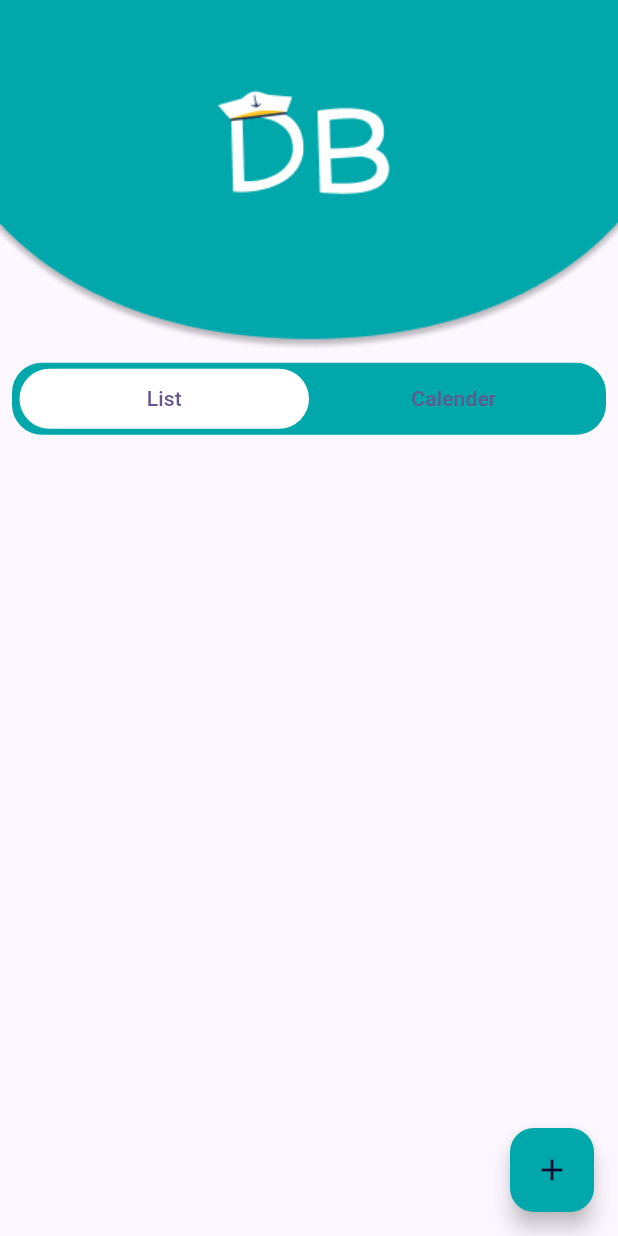
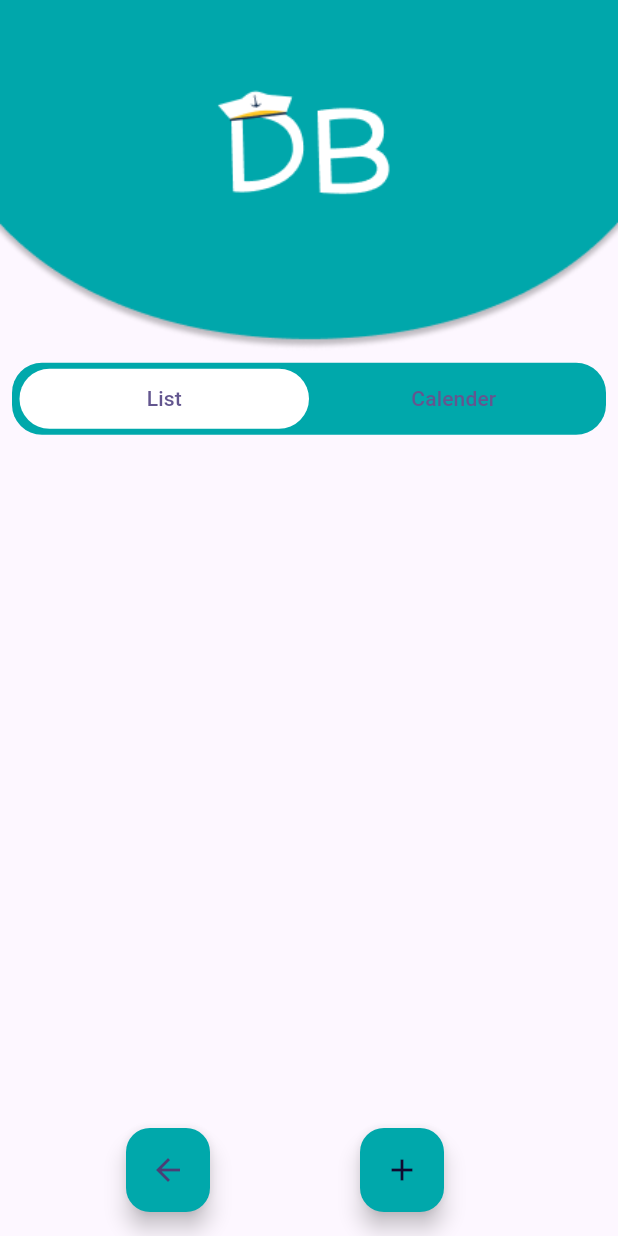
Before and after one commit to jouryABDULLAH/gpa, a Flutter app: the Db screen opened directly, on a phone screen of 412 x 824 dp. Run offline on Flutter 3.47's test engine with Material 3 defaults, Android fonts, the phone set to English and light mode, and no system bars; our stand-ins replace cloud_firestore, firebase_auth, firebase_core, get, google_fonts, shared_preferences; missing offline and left inert: cr_calendar; accounts and stored records are empty.

Commit message:
add a back to home button in calendar page

```diff
--- a/lib/presentation/home/db.dart
+++ b/lib/presentation/home/db.dart
@@ -3,6 +3,7 @@ import 'package:cr_calendar/cr_calendar.dart';
 import 'package:flutter/material.dart';
 import 'package:get/get.dart';
 import 'package:gpa/control.dart';
+import 'package:gpa/presentation/home/home_screen.dart';
 import 'package:gpa/presentation/resources/color_manager.dart';
 
 import '../../widgets/create_event_dialog.dart';
@@ -98,7 +99,8 @@ class _DbState extends State<Db> {
                             child: Padding(
                               padding: const EdgeInsets.only(left: 10),
                               child: Row(
-                              mainAxisAlignment: MainAxisAlignment.spaceBetween,
+                                mainAxisAlignment:
+                                    MainAxisAlignment.spaceBetween,
                                 children: [
                                   Text(controller
                                           .calendarController.events?[i].name ??
@@ -172,15 +174,24 @@ class _DbState extends State<Db> {
             ],
           ],
         ),
-      floatingActionButton: FloatingActionButton(
+        floatingActionButton:
+            Row(mainAxisAlignment: MainAxisAlignment.spaceEvenly, children: [
+          FloatingActionButton(
+            onPressed: () => Get.to(const HomeScreen()),
+            backgroundColor: ColorManager.primary,
+            heroTag: "fab2",
+            child: const Icon(Icons.arrow_back),
+          ),
+          FloatingActionButton(
             onPressed: addEvent,
             backgroundColor: ColorManager.primary,
+            heroTag: "fab1",
             child: const Icon(
               Icons.add,
               color: ColorManager.violet,
             ),
           ),
-    );
+        ]));
   }
 
   Future<void> addEvent() async {
```
Lines whose indentation alone changed are shown as unchanged.
